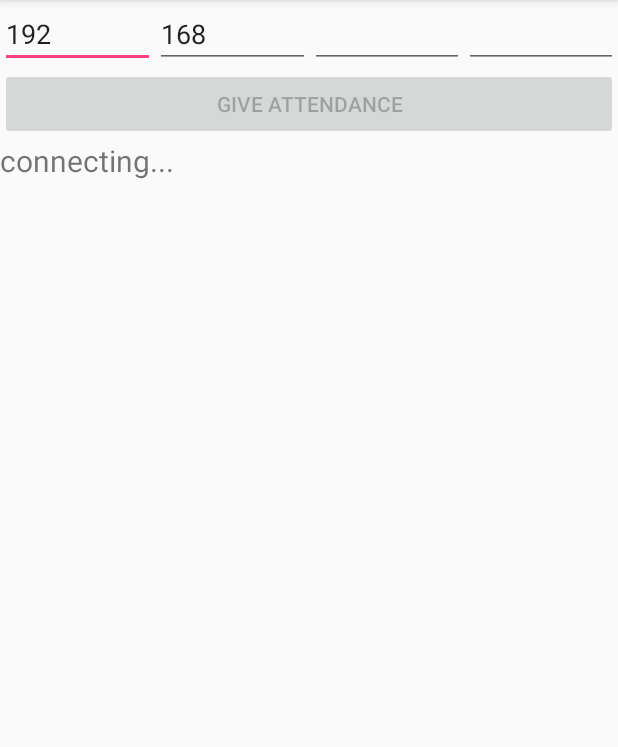
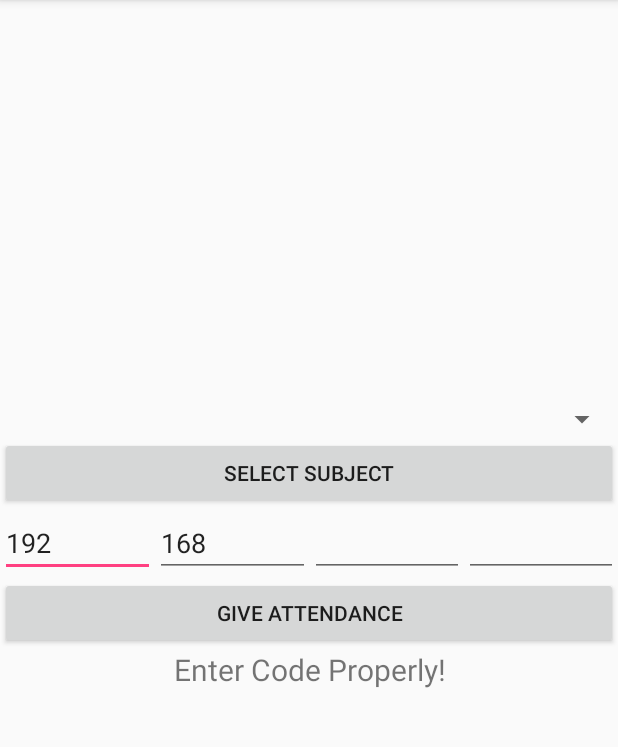
Before and after one commit to ivanmaria/AttendanceAssistant3, an Android app: the StudentClient screen opened directly, with no data from a screen before it, after a tap on "GIVE ATTENDANCE", on a phone screen of 412 x 824 dp, the part 84-831 px from its top. Run offline under Robolectric (Android 15) with nearby library versions, the light colour scheme and no system bars; 2 other taps on this screen came first.

Commit message:
beta WORKING!

```diff
--- a/app/src/main/java/com/github/ivanmaria/attendanceassistant/StudentClient.java
+++ b/app/src/main/java/com/github/ivanmaria/attendanceassistant/StudentClient.java
@@ -1,6 +1,7 @@
 package com.github.ivanmaria.attendanceassistant;
 
 import android.content.Context;
+import android.content.SharedPreferences;
 import android.net.wifi.WifiConfiguration;
 import android.net.wifi.WifiManager;
 import android.os.Bundle;
@@ -8,19 +9,25 @@ import android.os.Handler;
 import android.os.Message;
 import android.support.v7.app.AppCompatActivity;
 import android.view.View;
+import android.widget.ArrayAdapter;
 import android.widget.Button;
 import android.widget.EditText;
+import android.widget.Spinner;
 import android.widget.TextView;
+
+import java.util.ArrayList;
+import java.util.List;
 
 
 public class StudentClient extends AppCompatActivity {
 
-    private static String SSID = "Test";
-    private static String PASS = "12345678";
+    private static String SSID;
+    private static String PASS;
     //EditText editTextAddress;
-    Button buttonConnect;
+    Button buttonConnect, selsub;
     EditText ip1, ip2, ip3, ip4;
     TextView textViewState, textViewRx;
+    Spinner spinner2;
     int netId;
     UdpClientHandler udpClientHandler;
     UdpClientThread udpClientThread;
@@ -35,23 +42,33 @@ public class StudentClient extends AppCompatActivity {
         ip2 = (EditText) findViewById(R.id.ip2);
         ip3 = (EditText) findViewById(R.id.ip3);
         ip4 = (EditText) findViewById(R.id.ip4);
-
+        selsub = (Button) findViewById(R.id.selsub);
+        spinner2 = (Spinner) findViewById(R.id.spinner2);
         buttonConnect = (Button) findViewById(R.id.connect);
         textViewState = (TextView)findViewById(R.id.state);
         textViewRx = (TextView)findViewById(R.id.received);
         udpClientHandler = new UdpClientHandler(this);
-
+        SharedPreferences sharedpreferences = getSharedPreferences("settings", MODE_PRIVATE);
+        int num = sharedpreferences.getInt("TotalSubject", 0);
+        List<String> list = new ArrayList<String>();
+        for (int i = 1; i <= num; i++) {
+            list.add(sharedpreferences.getString("Subject" + i, ""));
+        }
+        ArrayAdapter<String> dataAdapter = new ArrayAdapter<String>(this,
+                android.R.layout.simple_spinner_item, list);
+        dataAdapter.setDropDownViewResource(android.R.layout.simple_spinner_dropdown_item);
+        spinner2.setAdapter(dataAdapter);
     }
 
     @Override
     protected void onStart() {
-        WifiManager wifiManager = (WifiManager) getSystemService(Context.WIFI_SERVICE);
         super.onStart();
-        wifiManager.setWifiEnabled(true);
-        WifiConnect();
     }
 
     public void buttonConnectOnClickListener(View v) {
+        if (ip1.getText().toString().equals("") || ip2.getText().toString().equals("") || ip3.getText().toString().equals("") || ip4.getText().toString().equals("")) {
+            textViewState.setText("Enter Code Properly!");
+        } else {
             ipAddress = ip1.getText().toString() + "." + ip2.getText().toString() + "." + ip3.getText().toString() + "." + ip4.getText().toString();
             WifiManager wifiMgr = (WifiManager) getApplicationContext().getSystemService(Context.WIFI_SERVICE);
             if (wifiMgr.isWifiEnabled()) {
@@ -62,6 +79,7 @@ public class StudentClient extends AppCompatActivity {
             } else {
                 buttonConnect.setText("Error! Try Again");
                 WifiConnect();
+            }
         }
     }
 
@@ -91,6 +109,21 @@ public class StudentClient extends AppCompatActivity {
         wifiManager.disconnect();
         wifiManager.enableNetwork(netId, true);
         wifiManager.reconnect();
+    }
+
+    public void SelectSubject(View v) {
+        SSID = String.valueOf(spinner2.getSelectedItem());
+        PASS = "password_" + SSID;
+        WifiManager wifiManager = (WifiManager) getSystemService(Context.WIFI_SERVICE);
+        wifiManager.setWifiEnabled(true);
+        WifiConnect();
+        ip1.setVisibility(View.VISIBLE);
+        ip2.setVisibility(View.VISIBLE);
+        ip3.setVisibility(View.VISIBLE);
+        ip4.setVisibility(View.VISIBLE);
+        buttonConnect.setVisibility(View.VISIBLE);
+        textViewState.setVisibility(View.VISIBLE);
+        textViewRx.setVisibility(View.VISIBLE);
     }
 
     public static class UdpClientHandler extends Handler {
--- a/app/src/main/java/com/github/ivanmaria/attendanceassistant/Student_Info.java
+++ b/app/src/main/java/com/github/ivanmaria/attendanceassistant/Student_Info.java
@@ -81,6 +81,7 @@ public class Student_Info extends AppCompatActivity {
             status.setText("Add ateast 1 subject");
         } else {
             startActivity(in);
+            finish();
         }
     }
 }
--- a/app/src/main/java/com/github/ivanmaria/attendanceassistant/Teacher_Info.java
+++ b/app/src/main/java/com/github/ivanmaria/attendanceassistant/Teacher_Info.java
@@ -74,6 +74,7 @@ public class Teacher_Info extends AppCompatActivity {
             status.setText("Add ateast 1 subject");
         } else {
             startActivity(in);
+            finish();
         }
     }
 }
--- a/app/src/main/res/layout/activity_student_client.xml
+++ b/app/src/main/res/layout/activity_student_client.xml
@@ -3,8 +3,21 @@
     xmlns:tools="http://schemas.android.com/tools"
     android:layout_width="match_parent"
     android:layout_height="match_parent"
+    android:gravity="center"
     android:orientation="vertical"
     tools:context="com.github.ivanmaria.attendanceassistant.StudentClient">
+
+    <Spinner
+        android:id="@+id/spinner2"
+        android:layout_width="match_parent"
+        android:layout_height="wrap_content" />
+
+    <Button
+        android:id="@+id/selsub"
+        android:layout_width="match_parent"
+        android:layout_height="wrap_content"
+        android:onClick="SelectSubject"
+        android:text="Select Subject" />
 
     <LinearLayout
         android:layout_width="match_parent"
@@ -18,7 +31,8 @@
             android:layout_weight="1"
             android:ems="10"
             android:inputType="number"
-            android:text="192" />
+            android:text="192"
+            android:visibility="invisible" />
 
         <EditText
             android:id="@+id/ip2"
@@ -27,7 +41,8 @@
             android:layout_weight="1"
             android:ems="10"
             android:inputType="number"
-            android:text="168" />
+            android:text="168"
+            android:visibility="invisible" />
 
         <EditText
             android:id="@+id/ip3"
@@ -35,7 +50,8 @@
             android:layout_height="wrap_content"
             android:layout_weight="1"
             android:ems="10"
-            android:inputType="number" />
+            android:inputType="number"
+            android:visibility="invisible" />
 
         <EditText
             android:id="@+id/ip4"
@@ -43,7 +59,8 @@
             android:layout_height="wrap_content"
             android:layout_weight="1"
             android:ems="10"
-            android:inputType="number" />
+            android:inputType="number"
+            android:visibility="invisible" />
     </LinearLayout>
 
     <Button
@@ -51,20 +68,24 @@
         android:layout_width="match_parent"
         android:layout_height="wrap_content"
         android:onClick="buttonConnectOnClickListener"
-        android:text="Give Attendance" />
+        android:text="Give Attendance"
+        android:visibility="invisible" />
 
     <TextView
         android:id="@+id/state"
         android:layout_width="match_parent"
         android:layout_height="wrap_content"
+        android:gravity="center"
         android:text="un-initiated"
-        android:textSize="20dp"/>
+        android:textSize="20dp"
+        android:visibility="invisible" />
 
     <TextView
         android:id="@+id/received"
         android:layout_width="match_parent"
         android:layout_height="wrap_content"
-        android:layout_marginTop="60dp"
-        android:textSize="18dp"/>
+        android:gravity="center"
+        android:textSize="30dp"
+        android:visibility="invisible" />
 
 </LinearLayout>
```
Also changed, not shown: app/src/main/java/com/github/ivanmaria/attendanceassistant/TeacherServer.java (+32 -18 lines), app/src/main/res/layout/activity_teacher_server.xml (+24 -6 lines). Lines whose indentation alone changed are shown as unchanged.
